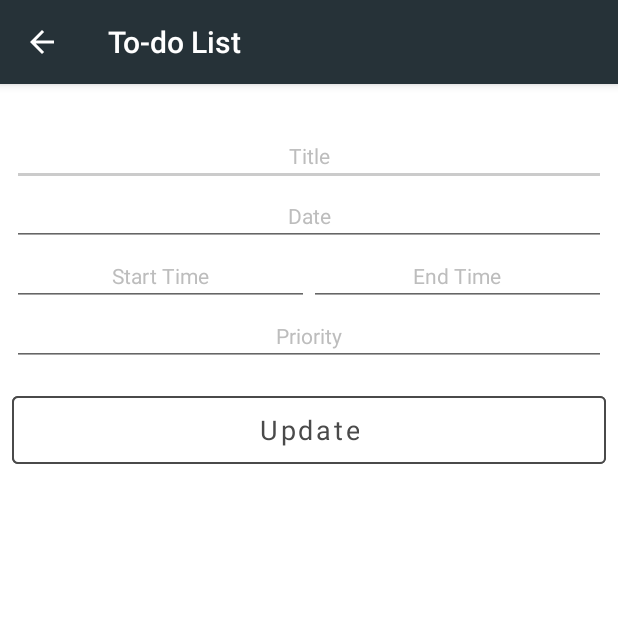
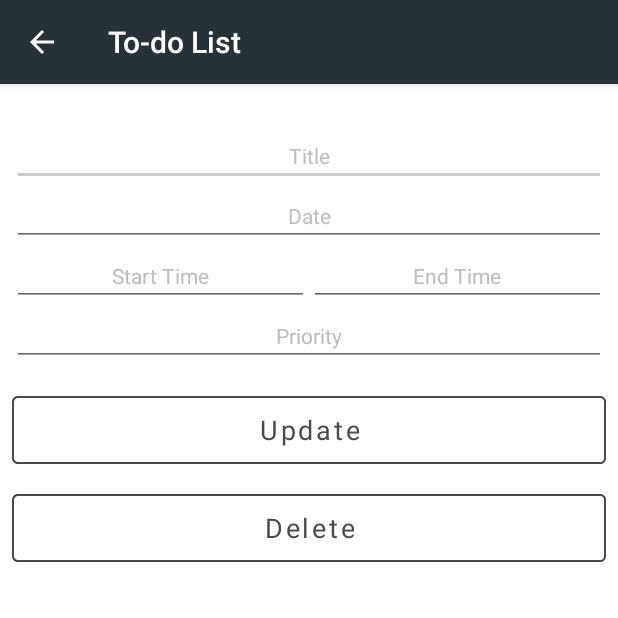
Before and after one commit to paalwindersingh/project-my-planner, an Android app: the screen it shows after launch (TodoListActivity), after a tap on "Go to gym", on a phone screen of 412 x 824 dp, the top half of it. Run offline under Robolectric (Android 15) with nearby library versions, the phone set to English and light mode, and no system bars; libraries missing offline, so code that uses them is left out: com.alamkanak.weekview; 6 statements that could not run were skipped.

Commit message:
Added delete todo functionality

```diff
--- a/app/src/main/java/com/p1694151/myapplication/webservice/API.java
+++ b/app/src/main/java/com/p1694151/myapplication/webservice/API.java
@@ -39,6 +39,9 @@ public interface API {
     @GET(SIGN_UP+"{query}")
     Call<GeneralResponse> signup(@Path("query") String query);
 
+    @GET(DELETE_TODO_LIST_ITEM+"{query}")
+    Call<GeneralResponse> deleteTodoListItem(@Path("query")  String todoListId);
+
     @GET(EVENT)
     Call<GeneralResponse> getEvent(@Query("eventid") String eventid);
 
@@ -51,8 +54,6 @@ public interface API {
     @GET(TODO_LIST_ITEM)
     Call<GeneralResponse> getTodoListItem(@Query("todoListId") String todoListId);
 
-    @GET(DELETE_TODO_LIST_ITEM)
-    Call<GeneralResponse> deleteTodoListItem(@Query("todoListId") String todoListId);
 
     @GET(DELETE_EVENT)
     Call<GeneralResponse> deleteEvent(@Query("eventId") String eventId);
--- a/app/src/main/res/layout/activity_todo_list.xml
+++ b/app/src/main/res/layout/activity_todo_list.xml
@@ -77,6 +77,15 @@
                 android:layout_width="match_parent"
                 android:layout_height="wrap_content"
                 app:buttonTitle="Create" />
+
+            <com.p1694151.myapplication.utils.CustomButton
+                android:id="@+id/button_delete"
+                android:layout_marginTop="20dp"
+                style="@style/CustomButton"
+                android:visibility="gone"
+                android:layout_width="match_parent"
+                android:layout_height="wrap_content"
+                app:buttonTitle="Delete" />
         </LinearLayout>
 
     </ScrollView>
```
Also changed, not shown: app/src/main/java/com/p1694151/myapplication/activities/TodoListActivity.java (+42 -0 lines).
